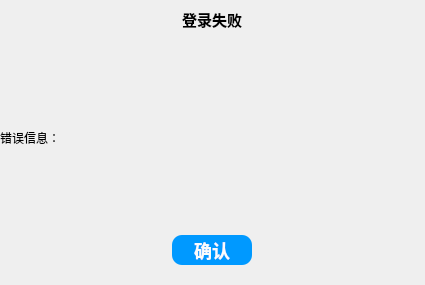
Qoopao/IM-Client, file src/ui/loginfailed.ui: the form before one commit.
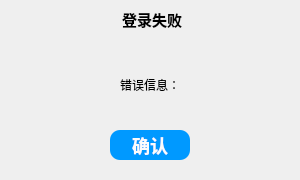
The form after the commit.

```diff
--- a/src/ui/loginfailed.ui
+++ b/src/ui/loginfailed.ui
@@ -6,8 +6,8 @@
    <rect>
     <x>0</x>
     <y>0</y>
-    <width>425</width>
-    <height>285</height>
+    <width>300</width>
+    <height>180</height>
    </rect>
   </property>
   <property name="sizePolicy">
@@ -18,14 +18,14 @@
   </property>
   <property name="minimumSize">
    <size>
-    <width>425</width>
-    <height>285</height>
+    <width>300</width>
+    <height>180</height>
    </size>
   </property>
   <property name="maximumSize">
    <size>
-    <width>425</width>
-    <height>285</height>
+    <width>300</width>
+    <height>180</height>
    </size>
   </property>
   <property name="windowTitle">
@@ -49,6 +49,12 @@
    </property>
    <item>
     <widget class="QWidget" name="menuWidget" native="true">
+     <property name="sizePolicy">
+      <sizepolicy hsizetype="Fixed" vsizetype="Fixed">
+       <horstretch>0</horstretch>
+       <verstretch>0</verstretch>
+      </sizepolicy>
+     </property>
      <property name="minimumSize">
       <size>
        <width>0</width>
@@ -62,8 +68,11 @@
       </size>
      </property>
      <layout class="QHBoxLayout" name="horizontalLayout">
+      <property name="spacing">
+       <number>80</number>
+      </property>
       <property name="leftMargin">
-       <number>148</number>
+       <number>122</number>
       </property>
       <property name="topMargin">
        <number>1</number>
@@ -147,8 +156,8 @@
      </layout>
     </widget>
    </item>
-   <item>
-    <widget class="QLabel" name="resonLabel">
+   <item alignment="Qt::AlignmentFlag::AlignHCenter">
+    <widget class="QLabel" name="reasonLabel">
      <property name="text">
       <string>错误信息：</string>
      </property>
```
